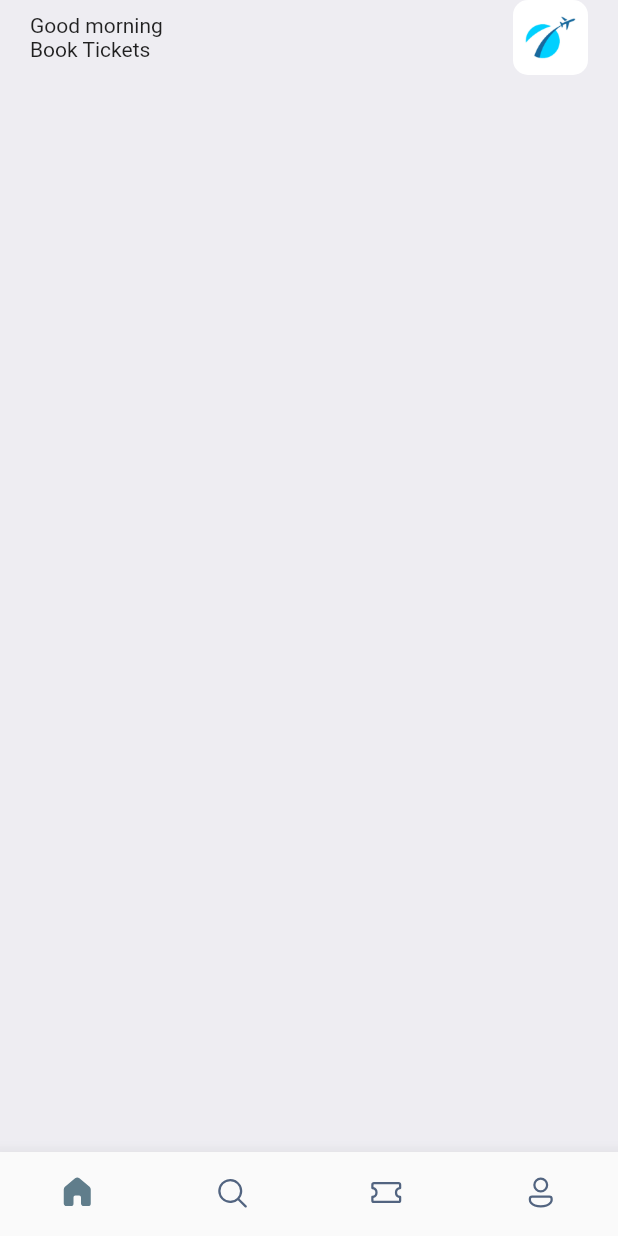
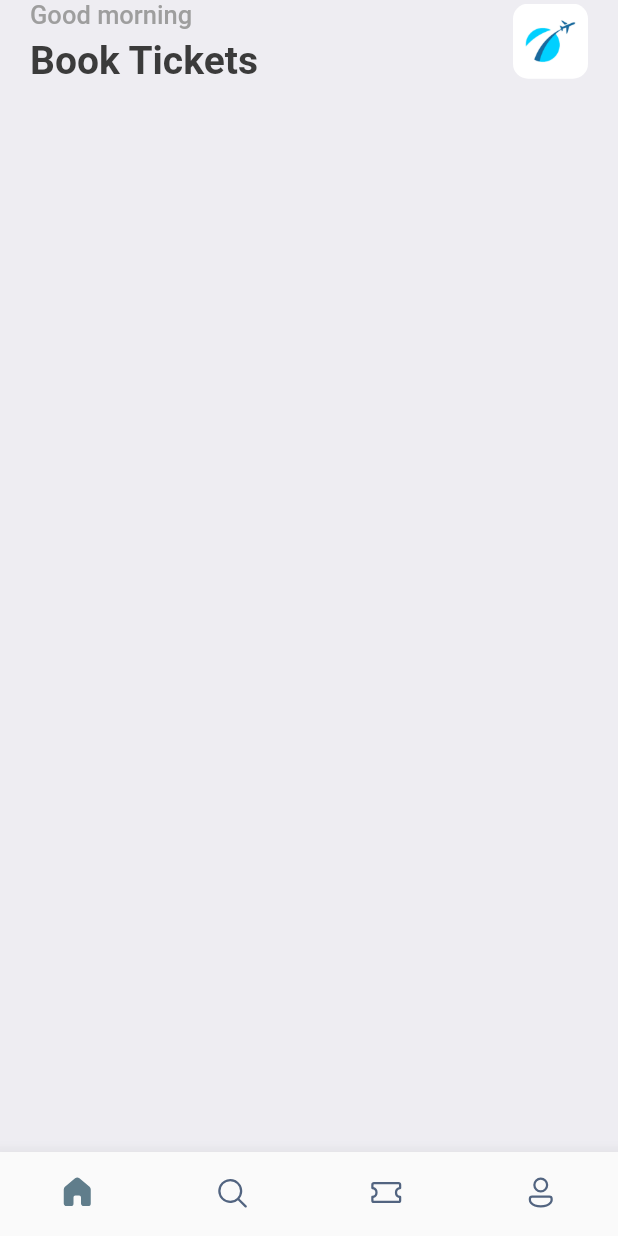
Before and after one commit to TOUFIK-Taha98/booktickets, a Flutter app: the screen it shows after launch, on a phone screen of 412 x 824 dp. Run offline on Flutter 3.47's test engine with Material 2 defaults, Android fonts, the phone set to English and light mode, and no system bars; our stand-ins replace fluentui_icons, gap.

Commit message:
Extracting style and Apply it to background color and text in home_screen.dart file

```diff
--- a/lib/main.dart
+++ b/lib/main.dart
@@ -1,3 +1,4 @@
+import 'package:booktickets/utils/app_styles.dart';
 import 'package:flutter/material.dart';
 import 'package:booktickets/screens/bottom_bar.dart';
 
@@ -14,7 +15,7 @@ class MyApp extends StatelessWidget {
       debugShowCheckedModeBanner: false,
       title: 'Flutter Demo',
       theme: ThemeData(
-        primarySwatch: Colors.blue,
+        primaryColor: primary,
       ),
       home: const BottomBar(),
     );
--- a/lib/screens/home_screen.dart
+++ b/lib/screens/home_screen.dart
@@ -1,4 +1,6 @@
+import 'package:booktickets/utils/app_styles.dart';
 import 'package:flutter/material.dart';
+import 'package:gap/gap.dart';
 
 class HomeScreen extends StatelessWidget {
   const HomeScreen({super.key});
@@ -6,7 +8,7 @@ class HomeScreen extends StatelessWidget {
   @override
   Widget build(BuildContext context) {
     return Scaffold(
-      backgroundColor: const Color(0xFFeeedf2),
+      backgroundColor: Styles.bgColor,
       body: ListView(
         children: [
           Container(
@@ -19,12 +21,15 @@ class HomeScreen extends StatelessWidget {
                   children: [
                     Column(
                       crossAxisAlignment: CrossAxisAlignment.start,
-                      children: const [
+                      children: [
                         Text(
                           "Good morning",
+                          style: Styles.headLineStyle3,
                         ),
+                        const Gap(5), // its like SizedBox(height: 5)
                         Text(
                           "Book Tickets",
+                          style: Styles.headLineStyle1,
                         ),
                       ],
                     ),
--- /dev/null
+++ b/lib/utils/app_styles.dart
@@ -0,0 +1,25 @@
+import 'package:flutter/material.dart';
+
+Color primary = const Color(0xFF687daf);
+
+class Styles {
+  static Color primaryColor = primary;
+  static Color textColor = const Color(0xFF3b3b3b);
+  static Color bgColor = const Color(0xFFeeedf2);
+  static Color orangeColor = const Color(0xFF526799);
+
+  static TextStyle textStyle =
+      TextStyle(fontSize: 16, color: textColor, fontWeight: FontWeight.w500);
+
+  static TextStyle headLineStyle1 =
+      TextStyle(fontSize: 26, color: textColor, fontWeight: FontWeight.bold);
+
+  static TextStyle headLineStyle2 =
+      TextStyle(fontSize: 21, color: textColor, fontWeight: FontWeight.bold);
+
+  static TextStyle headLineStyle3 = TextStyle(
+      fontSize: 17, color: Colors.grey.shade500, fontWeight: FontWeight.w500);
+
+  static TextStyle headLineStyle4 = TextStyle(
+      fontSize: 14, color: Colors.grey.shade500, fontWeight: FontWeight.w500);
+}
--- a/pubspec.yaml
+++ b/pubspec.yaml
@@ -14,6 +14,7 @@ dependencies:
 
   cupertino_icons: ^1.0.2
   fluentui_icons: ^1.0.0
+  gap: ^2.0.0
 
 dev_dependencies:
   flutter_test:
```
Also changed, not shown: pubspec.lock.
